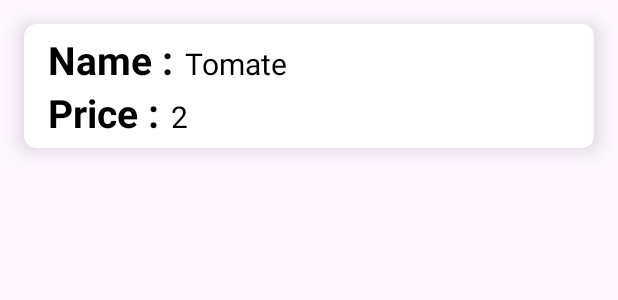
After one commit to AntoniaHounsa/Livraison-Android-, an Android app: the layout item.xml on its own in the app's theme, with its tools: preview values and no code run, on a phone screen of 412 x 824 dp. The commit adds this screen. Shown: the top 300 px of the screen. Run offline under Robolectric (Android 15) with nearby library versions, the phone set to English and light mode, and no system bars.

Commit message:
feat: :sparkles: add recycler view to the project

```diff
--- /dev/null
+++ b/app/src/main/res/layout/item.xml
@@ -0,0 +1,63 @@
+<?xml version="1.0" encoding="utf-8"?>
+<androidx.cardview.widget.CardView xmlns:android="http://schemas.android.com/apk/res/android"
+    android:layout_width="match_parent"
+    android:layout_height="wrap_content"
+    xmlns:app="http://schemas.android.com/apk/res-auto"
+    app:cardElevation="8dp"
+    app:cardCornerRadius="8dp"
+    android:layout_margin="16dp">
+
+    <LinearLayout
+        android:layout_width="wrap_content"
+        android:layout_height="wrap_content"
+        android:layout_marginStart="16dp"
+        android:layout_marginVertical="6dp"
+        android:orientation="vertical">
+
+        <LinearLayout
+            android:layout_width="wrap_content"
+            android:layout_height="wrap_content"
+            android:layout_gravity="center_vertical"
+            android:orientation="horizontal">
+            <TextView
+                android:layout_width="wrap_content"
+                android:layout_height="wrap_content"
+                android:text="Name :"
+                android:textColor="@color/black"
+                android:textSize="26sp"
+                android:textStyle="bold"/>
+            <TextView
+                android:layout_width="wrap_content"
+                android:layout_height="wrap_content"
+                android:id="@+id/tvname"
+                android:layout_marginStart="8dp"
+                android:text="Tomate"
+                android:textColor="@color/black"
+                android:textSize="20sp"/>
+        </LinearLayout>
+        <LinearLayout
+            android:layout_width="wrap_content"
+            android:layout_height="wrap_content"
+            android:layout_gravity="center_vertical"
+            android:orientation="horizontal">
+            <TextView
+                android:layout_width="wrap_content"
+                android:layout_height="wrap_content"
+                android:text="Price :"
+                android:textColor="@color/black"
+                android:textSize="26sp"
+                android:textStyle="bold"/>
+            <TextView
+                android:layout_width="wrap_content"
+                android:layout_height="wrap_content"
+                android:id="@+id/tvprice"
+                android:layout_marginStart="8dp"
+                android:text="2"
+                android:textColor="@color/black"
+                android:textSize="20sp"/>
+        </LinearLayout>
+
+
+    </LinearLayout>
+
+</androidx.cardview.widget.CardView>
```
Also changed, not shown: app/src/main/java/com/example/easydelivery/AfterLogin.java (+64 -18 lines), app/src/main/java/com/example/easydelivery/MyAdapter.java (added, +55 -0 lines), app/src/main/java/com/example/easydelivery/model/Product.java (added, +30 -0 lines), app/src/main/res/layout/activity_after_login.xml (+6 -16 lines).
